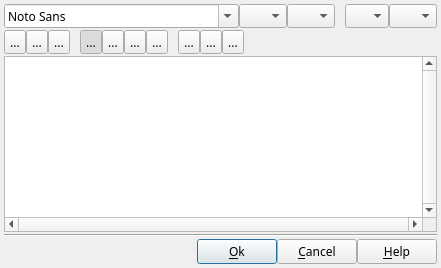
boenki/ffdiaporama, file DlgTextEdit.ui: the form before one commit.
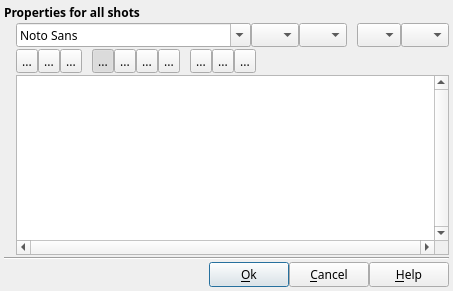
The form after the commit. Icons and pictures are not drawn. Custom widgets are drawn as their Qt base class.

Patch:
```diff
--- a/DlgTextEdit.ui
+++ b/DlgTextEdit.ui
@@ -6,8 +6,8 @@
    <rect>
     <x>0</x>
     <y>0</y>
-    <width>387</width>
-    <height>268</height>
+    <width>446</width>
+    <height>291</height>
    </rect>
   </property>
   <property name="font">
@@ -27,6 +27,60 @@
     <number>4</number>
    </property>
    <item>
+    <layout class="QGridLayout" name="gridLayout">
+     <property name="margin">
+      <number>0</number>
+     </property>
+     <property name="spacing">
+      <number>2</number>
+     </property>
+     <item row="0" column="0" colspan="2">
+      <widget class="QLabel" name="label">
+       <property name="font">
+        <font>
+         <weight>75</weight>
+         <bold>true</bold>
+        </font>
+       </property>
+       <property name="text">
+        <string>Properties for all shots</string>
+       </property>
+      </widget>
+     </item>
+     <item row="1" column="0">
+      <widget class="QLabel" name="label_2">
+       <property name="sizePolicy">
+        <sizepolicy hsizetype="Fixed" vsizetype="Preferred">
+         <horstretch>0</horstretch>
+         <verstretch>0</verstretch>
+        </sizepolicy>
+       </property>
+       <property name="minimumSize">
+        <size>
+         <width>10</width>
+         <height>0</height>
+        </size>
+       </property>
+       <property name="maximumSize">
+        <size>
+         <width>10</width>
+         <height>16777215</height>
+        </size>
+       </property>
+       <property name="text">
+        <string notr="true"/>
+       </property>
+      </widget>
+     </item>
+     <item row="1" column="1">
+      <layout class="QVBoxLayout" name="verticalLayout_2">
+       <property name="spacing">
+        <number>2</number>
+       </property>
+       <property name="margin">
+        <number>0</number>
+       </property>
+       <item>
     <layout class="QHBoxLayout" name="horizontalLayout_12">
      <property name="spacing">
       <number>0</number>
@@ -628,6 +682,10 @@
      </property>
     </widget>
    </item>
+      </layout>
+     </item>
+    </layout>
+   </item>
    <item>
     <widget class="Line" name="line">
      <property name="orientation">
```
Left out of the diff: 1 changed line with no effect on the pictures. Lines whose indentation alone changed are shown as unchanged.
